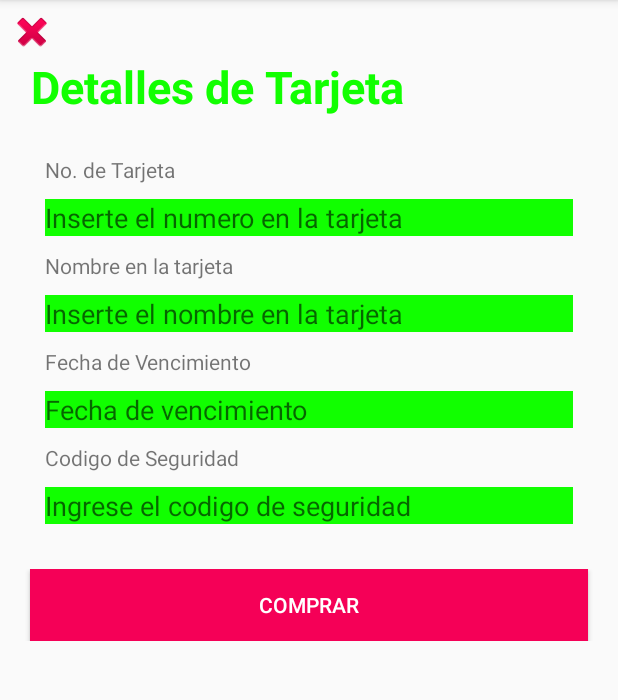
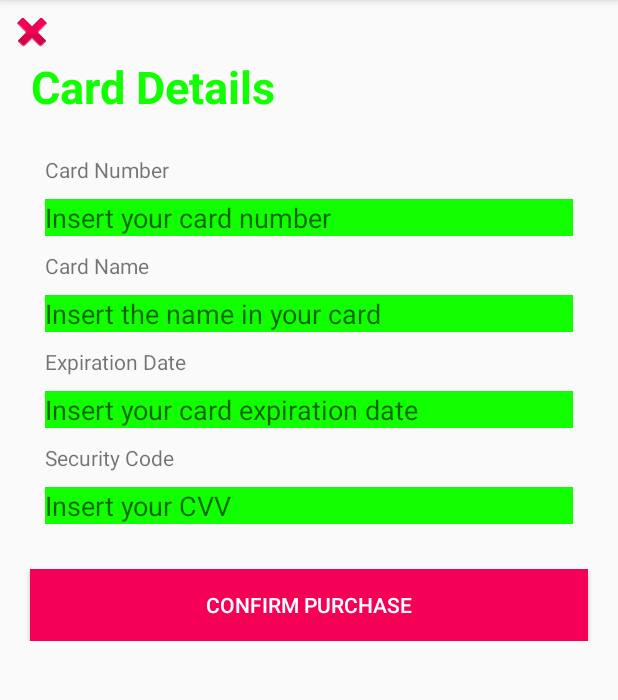
Before and after one commit to brendaliz/konClothes, an Android app: the CardDetails screen opened directly, with no data from a screen before it, on a phone screen of 412 x 824 dp, the part 84-784 px from its top. Run offline under Robolectric (Android 15) with nearby library versions, the phone set to English and light mode, and no system bars.

Commit message:
Adding a lot English and Spanish translations to every text possible
Every text so far has been translated to English and Spanish as well.

```diff
--- a/app/src/main/res/layout/activity_card_details.xml
+++ b/app/src/main/res/layout/activity_card_details.xml
@@ -19,12 +19,12 @@
 
 
             <ImageView
-                android:id="@+id/imageView2"
+                android:id="@+id/cdBackToPurchaseDetails"
                 android:layout_width="wrap_content"
                 android:layout_height="wrap_content"
                 android:layout_gravity="left"
+                android:layout_marginLeft="5dp"
                 android:layout_marginTop="5dp"
-                android:layout_marginLeft="5dp"
                 app:srcCompat="@android:drawable/ic_delete" />
 
             <TextView
@@ -34,9 +34,8 @@
                 android:layout_centerInParent="true"
                 android:layout_gravity="left"
                 android:layout_marginLeft="20dp"
-
                 android:gravity="center"
-                android:text="Detalles de Tarjeta"
+                android:text="@string/card_details_title"
                 android:textColor="#11FF00"
                 android:textSize="30sp"
                 android:textStyle="bold" />
@@ -48,7 +47,7 @@
                 android:layout_marginLeft="30dp"
                 android:layout_marginRight="30dp"
                 android:layout_marginTop="25dp"
-                android:text="No. de Tarjeta" />
+                android:text="@string/card_number" />
 
             <EditText
                 android:id="@+id/card_number"
@@ -59,7 +58,7 @@
                 android:layout_marginTop="10dp"
                 android:background="#11FF00"
                 android:ems="30"
-                android:hint="Inserte el numero en la tarjeta"
+                android:hint="@string/insert_card_nmber"
                 android:inputType="textEmailAddress" />
 
             <TextView
@@ -69,7 +68,7 @@
                 android:layout_marginLeft="30dp"
                 android:layout_marginRight="30dp"
                 android:layout_marginTop="10dp"
-                android:text="Nombre en la tarjeta" />
+                android:text="@string/card_name" />
 
             <EditText
                 android:id="@+id/nombre_tarjeta"
@@ -80,7 +79,7 @@
                 android:layout_marginTop="10dp"
                 android:background="#11FF00"
                 android:ems="30"
-                android:hint="Inserte el nombre en la tarjeta"
+                android:hint="@string/insert_card_name"
                 android:inputType="textPassword" />
             <TextView
                 android:id="@+id/ExpDate"
@@ -89,7 +88,7 @@
                 android:layout_marginLeft="30dp"
                 android:layout_marginRight="30dp"
                 android:layout_marginTop="10dp"
-                android:text="Fecha de Vencimiento"
+                android:text="@string/card_expiration_date"
                 />
 
             <EditText
@@ -102,7 +101,7 @@
                 android:layout_marginRight="30dp"
                 android:layout_marginTop="10dp"
                 android:background="#11FF00"
-                android:hint="Fecha de vencimiento"/>
+                android:hint="@string/insert_card_expiration_date"/>
 
             <TextView
                 android:id="@+id/cVV"
@@ -111,7 +110,7 @@
                 android:layout_marginLeft="30dp"
                 android:layout_marginRight="30dp"
                 android:layout_marginTop="10dp"
-                android:text="Codigo de Seguridad" />
+                android:text="@string/card_security_code" />
 
             <EditText
                 android:id="@+id/safeCode"
@@ -122,7 +121,7 @@
                 android:layout_marginTop="10dp"
                 android:background="#11FF00"
                 android:ems="30"
-                android:hint="Ingrese el codigo de seguridad"
+                android:hint="@string/insert_cvv"
                 android:inputType="textPassword" />
 
             <LinearLayout
@@ -143,7 +142,7 @@
                     android:gravity="center"
                     android:paddingLeft="16dp"
                     android:paddingRight="16dp"
-                    android:text="Comprar"
+                    android:text="@string/confirm_purchase"
                     android:textColor="@android:color/white" />
 
             </LinearLayout>
--- a/app/src/main/res/layout/activity_cart_clothes.xml
+++ b/app/src/main/res/layout/activity_cart_clothes.xml
@@ -12,7 +12,7 @@
     <TextView
         android:layout_width="wrap_content"
         android:layout_height="wrap_content"
-        android:text="Tu carrito"
+        android:text="@string/your_shopping_card"
         android:textColor="@android:color/black"
         android:textSize="20dp"
         android:layout_marginLeft="10dp"
@@ -30,7 +30,7 @@
         android:layout_width="match_parent"
         android:layout_height="wrap_content"
         android:background="@color/colorPrimary"
-        android:text="Comprar el/los objetos"
+        android:text="@string/buy_products"
         android:textColor="@android:color/white"
         android:paddingLeft="16dp"
         android:paddingRight="16dp"
@@ -44,7 +44,7 @@
         android:layout_width="match_parent"
         android:layout_height="wrap_content"
         android:background="@color/colorPrimary"
-        android:text="Volver al catalogo"
+        android:text="@string/cart_back_to_catalog"
         android:textColor="@android:color/white"
         android:paddingLeft="16dp"
         android:paddingRight="16dp"
--- a/app/src/main/res/values/strings.xml
+++ b/app/src/main/res/values/strings.xml
@@ -1,6 +1,5 @@
 <resources>
     <string name="app_name">KonClothes</string>
-
     <string name="navigation_drawer_open">Open navigation drawer</string>
     <string name="navigation_drawer_close">Close navigation drawer</string>
     <string name="nav_header_title">Welcom</string>
@@ -20,8 +19,34 @@
     <string name="create_accout">Create accout</string>
     <string name="return_login_pg">Return to Login</string>
     <string name="user_email">user@gmailcom</string>
-
-    <!-- TODO: Remove or change this placeholder text -->
     <string name="hello_blank_fragment">Hello blank fragment</string>
     <string name="title_activity_contacts">Contacts</string>
+    <string name="card_details_title">Card Details</string>
+    <string name="card_number">Card Number</string>
+    <string name="insert_card_nmber">Insert your card number</string>
+    <string name="card_name">Card Name</string>
+    <string name="insert_card_name">Insert the name in your card</string>
+    <string name="card_expiration_date">Expiration Date</string>
+    <string name="insert_card_expiration_date">Insert your card expiration date</string>
+    <string name="card_security_code">Security Code</string>
+    <string name="insert_cvv">Insert your CVV</string>
+    <string name="confirm_purchase">Confirm Purchase</string>
+    <string name="your_shopping_card">Your Shopping Card</string>
+    <string name="buy_products">Buy the product(s)</string>
+    <string name="cart_back_to_catalog">Back to the Catalog</string>
+    <string name="women_shirts">Women Shirts</string>
+    <string name="men_shirts">Men Shirts</string>
+    <string name="men_pants">Men Pants</string>
+    <string name="women_pants">Women Pants</string>
+    <string name="women_dresses">Women Dresses</string>
+    <string name="men_dresses">Men Dresses</string>
+    <string name="skirts">Skirts</string>
+    <string name="socks">Socks</string>
+    <string name="scarves">Scarves</string>
+    <string name="sign_off">Sign Off</string>
+    <string name="purchases">Purchases</string>
+    <string name="slide_text_1">You can find a great variety of jackets for men and women according to your tastes.</string>
+    <string name="slide_text_2">You will find dresses to your tastes with a big variety of colors and styles.</string>
+    <string name="slide_text_3">There are pants of all sizes, proposals and varieties.</string>
+    <string name="slide_text_4">"You will find shirts for shirts for men and women in great variety!</string>
 </resources>
```
Also changed, not shown: app/src/main/res/layout/activity_categories.xml (+13 -13 lines), app/src/main/res/menu/activity_main_drawer.xml (+4 -4 lines), 1 other file.
